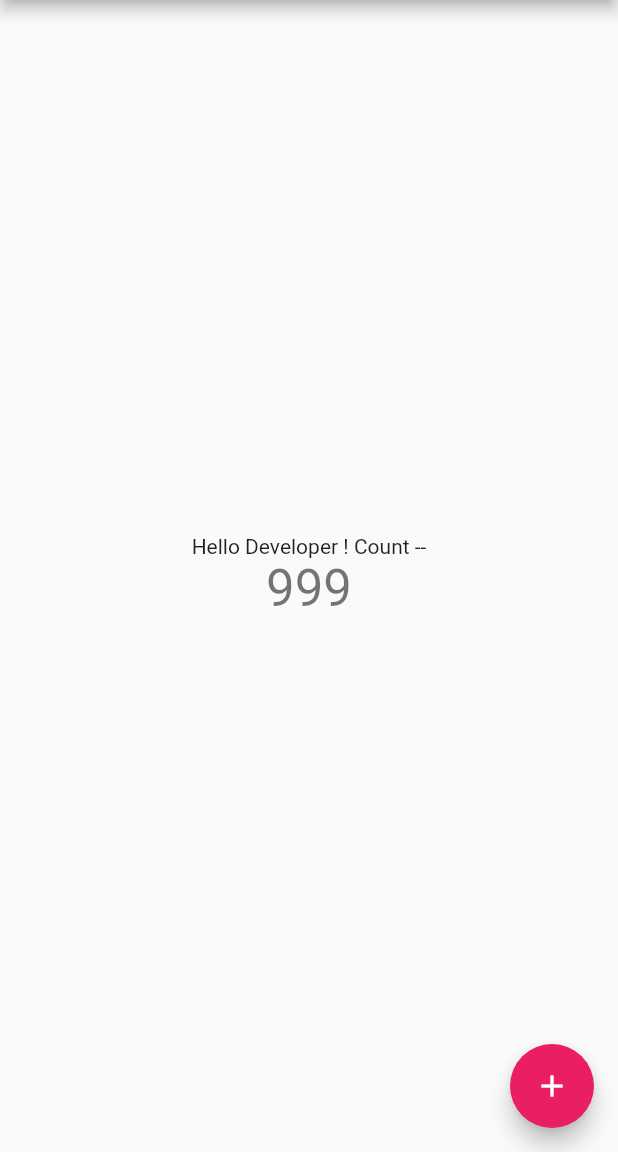
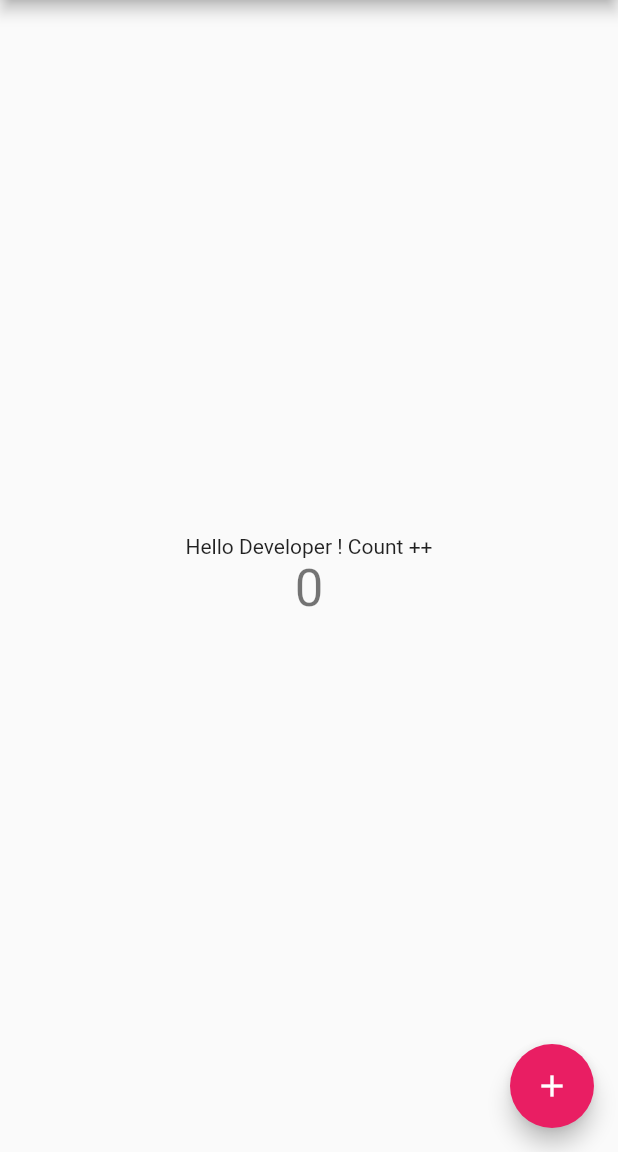
Before and after one commit to dev-mhrony/Fast-Flutter-Project, a Flutter app: the screen it shows after launch, on a phone screen of 412 x 824 dp, the part 84-1236 px from its top. Run offline on Flutter 3.47's test engine with Material 2 defaults, Android fonts, the phone set to English and light mode, and no system bars.

Commit message:
Last update - 08/08/2022

```diff
--- a/lib/main.dart
+++ b/lib/main.dart
@@ -37,12 +37,12 @@ class MyHomePage extends StatefulWidget {
 
 class _MyHomePageState extends State<MyHomePage> {
   // Defolt Value in Count Project
-  int _counter = 999;
+  int _counter = 0;
 
   void _incrementCounter() {
     setState(() {
       //App Fungtionality Section
-      _counter--;
+      _counter++;
     });
   }
 
@@ -60,7 +60,7 @@ class _MyHomePageState extends State<MyHomePage> {
           mainAxisAlignment: MainAxisAlignment.center,
           children: <Widget>[
             const Text(
-              'Hello Developer ! Count --',
+              'Hello Developer ! Count ++',
             ),
             Text(
               '$_counter',
```
